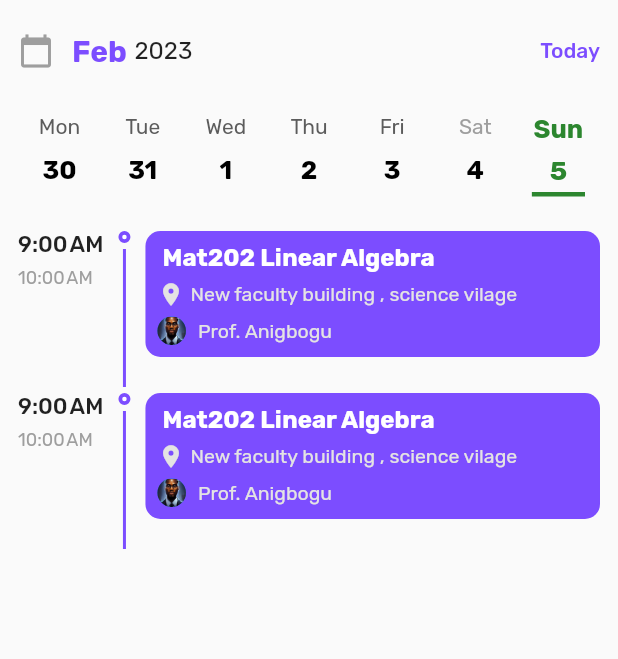
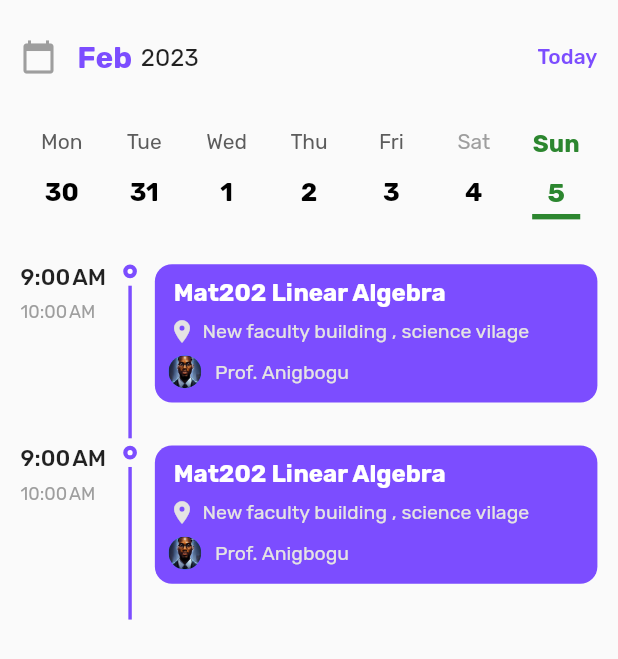
Before and after one commit to callmhejerry/Dule, a Flutter app: the ScheduleScreen screen opened directly, on a phone screen of 412 x 824 dp. Shown: the top 659 px of the screen. Run offline on Flutter 3.47's test engine with Material 2 defaults, Android fonts, the phone set to English and light mode, and no system bars; drawn by our look-alikes of table_calendar; our stand-ins replace flutter_screenutil.

Commit message:
added flutter_screenutil package and changed the dimension to use the package

```diff
--- a/lib/Schedule/schedule_screen.dart
+++ b/lib/Schedule/schedule_screen.dart
@@ -1,6 +1,7 @@
 import 'package:dule/shared/screen_constants.dart';
 import 'package:dule/utils/date_utils.dart';
 import 'package:flutter/material.dart';
+import 'package:flutter_screenutil/flutter_screenutil.dart';
 import 'package:intl/intl.dart';
 import 'package:table_calendar/table_calendar.dart';
 
@@ -20,17 +21,17 @@ class _ScheduleScreenState extends State<ScheduleScreen> {
   Widget build(BuildContext context) {
     return Scaffold(
       body: Padding(
-        padding: const EdgeInsets.symmetric(
-          horizontal: ScreenConstants.horizontalScreenPadding,
-          vertical: ScreenConstants.verticalScreenPadding,
+        padding: EdgeInsets.symmetric(
+          horizontal: ScreenConstants.horizontalScreenPadding.w,
+          vertical: ScreenConstants.verticalScreenPadding.h,
         ),
         child: SafeArea(
           child: Column(
             children: [
-              const SizedBox(height: 10),
+              SizedBox(height: 10.h),
               const ScheduleHeader(),
-              const SizedBox(
-                height: ScreenConstants.verticalSpacing,
+              SizedBox(
+                height: ScreenConstants.verticalSpacing.h,
               ),
               TableCalendar(
                 focusedDay: _focusedDay,
@@ -46,8 +47,8 @@ class _ScheduleScreenState extends State<ScheduleScreen> {
                           DateFormat.E().format(day),
                           style: const TextStyle(
                             color: Color.fromARGB(255, 44, 134, 47),
-                            fontWeight: FontWeight.bold,
-                            fontSize: 17,
+                            fontWeight: FontWeight.w600,
+                            fontSize: 16,
                           ),
                         ),
                       );
@@ -66,13 +67,13 @@ class _ScheduleScreenState extends State<ScheduleScreen> {
                             fontSize: 17,
                           ),
                         ),
-                        const SizedBox(
-                          height: 4,
+                        SizedBox(
+                          height: 4.h,
                         ),
                         Container(
                           alignment: Alignment.bottomCenter,
-                          margin: const EdgeInsets.symmetric(horizontal: 4),
-                          height: 3,
+                          margin: EdgeInsets.symmetric(horizontal: 4.w),
+                          height: 3.h,
                         )
                       ],
                     );
@@ -89,13 +90,13 @@ class _ScheduleScreenState extends State<ScheduleScreen> {
                             fontSize: 17,
                           ),
                         ),
-                        const SizedBox(
-                          height: 4,
+                        SizedBox(
+                          height: 4.h,
                         ),
                         Container(
                           alignment: Alignment.bottomCenter,
-                          margin: const EdgeInsets.symmetric(horizontal: 4),
-                          height: 3,
+                          margin: EdgeInsets.symmetric(horizontal: 4.w),
+                          height: 3.h,
                         )
                       ],
                     );
@@ -112,13 +113,13 @@ class _ScheduleScreenState extends State<ScheduleScreen> {
                             fontSize: 17,
                           ),
                         ),
-                        const SizedBox(
-                          height: 4,
+                        SizedBox(
+                          height: 4.h,
                         ),
                         Container(
                           alignment: Alignment.bottomCenter,
-                          margin: const EdgeInsets.symmetric(horizontal: 4),
-                          height: 3,
+                          margin: EdgeInsets.symmetric(horizontal: 4.w),
+                          height: 3.h,
                         )
                       ],
                     );
@@ -140,9 +141,9 @@ class _ScheduleScreenState extends State<ScheduleScreen> {
                         ),
                         Container(
                           alignment: Alignment.bottomCenter,
-                          margin: const EdgeInsets.symmetric(horizontal: 10),
+                          margin: EdgeInsets.symmetric(horizontal: 10.w),
                           color: const Color.fromARGB(255, 44, 134, 47),
-                          height: 3,
+                          height: 3.h,
                         )
                       ],
                     );
@@ -156,7 +157,7 @@ class _ScheduleScreenState extends State<ScheduleScreen> {
                 ),
                 currentDay: DateTime.now(),
                 startingDayOfWeek: StartingDayOfWeek.monday,
-                rowHeight: 50,
+                rowHeight: 50.h,
                 onDaySelected: (selectedDay, focusedDay) {},
                 daysOfWeekStyle: const DaysOfWeekStyle(
                   weekdayStyle: TextStyle(
@@ -175,12 +176,12 @@ class _ScheduleScreenState extends State<ScheduleScreen> {
               ),
               Expanded(
                 child: ListView(
-                  children: const [
+                  children: [
                     SizedBox(
-                      height: 12,
+                      height: 12.h,
                     ),
-                    ScheduledCourseWidget(),
-                    ScheduledCourseWidget(),
+                    const ScheduledCourseWidget(),
+                    const ScheduledCourseWidget(),
                   ],
                 ),
               ),
@@ -201,7 +202,7 @@ class ScheduledCourseWidget extends StatelessWidget {
   Widget build(BuildContext context) {
     return IntrinsicHeight(
       child: Container(
-        margin: const EdgeInsets.only(bottom: 4),
+        margin: EdgeInsets.only(bottom: 4.h),
         child: Row(
           crossAxisAlignment: CrossAxisAlignment.start,
           children: [
@@ -211,20 +212,20 @@ class ScheduledCourseWidget extends StatelessWidget {
                 end: DateTime(2022, 2, 3, 10),
               ),
             ),
-            const SizedBox(
-              width: 10,
+            SizedBox(
+              width: 10.w,
             ),
             Column(
               children: [
                 const InActiveIndicator(),
-                const SizedBox(
-                  height: 4,
+                SizedBox(
+                  height: 4.h,
                 ),
                 Expanded(
                   child: IntrinsicWidth(
-                    stepWidth: 2,
+                    stepWidth: 2.w,
                     child: Container(
-                      width: 2,
+                      width: 2.w,
                       decoration: const BoxDecoration(
                         color: Colors.deepPurpleAccent,
                       ),
@@ -233,23 +234,23 @@ class ScheduledCourseWidget extends StatelessWidget {
                 )
               ],
             ),
-            const SizedBox(
-              width: 10,
+            SizedBox(
+              width: 10.h,
             ),
             Expanded(
               child: IntrinsicHeight(
                 child: Container(
-                  margin: const EdgeInsets.only(
-                    bottom: 20,
+                  margin: EdgeInsets.only(
+                    bottom: 20.h,
                   ),
-                  padding: const EdgeInsets.symmetric(
-                    horizontal: 8,
-                    vertical: 8,
+                  padding: EdgeInsets.symmetric(
+                    horizontal: 8.w,
+                    vertical: 8.h,
                   ),
                   decoration: BoxDecoration(
                     color: Colors.deepPurpleAccent,
                     borderRadius: BorderRadius.circular(
-                      10,
+                      10.r,
                     ),
                   ),
                   child: Column(
@@ -264,20 +265,20 @@ class ScheduledCourseWidget extends StatelessWidget {
                           overflow: TextOverflow.ellipsis,
                         ),
                       ),
-                      const SizedBox(
-                        height: 6,
+                      SizedBox(
+                        height: 6.h,
                       ),
                       Row(
-                        children: const [
-                          Icon(
+                        children: [
+                          const Icon(
                             Icons.place,
                             color: Color.fromARGB(255, 228, 227, 227),
                             size: 18,
                           ),
                           SizedBox(
-                            width: 4,
+                            width: 4.w,
                           ),
-                          Text(
+                          const Text(
                             "New faculty building , science vilage",
                             style: TextStyle(
                               fontSize: 13,
@@ -287,21 +288,21 @@ class ScheduledCourseWidget extends StatelessWidget {
                           )
                         ],
                       ),
-                      const SizedBox(
-                        height: 6,
+                      SizedBox(
+                        height: 6.h,
                       ),
                       Row(
-                        children: const [
+                        children: [
                           CircleAvatar(
-                            radius: 9.5,
-                            backgroundImage: AssetImage(
+                            radius: 9.5.r,
+                            backgroundImage: const AssetImage(
                               "assets/images/lecturer.jpg",
                             ),
                           ),
                           SizedBox(
-                            width: 8,
+                            width: 8.w,
                           ),
-                          Text(
+                          const Text(
                             "Prof. Anigbogu",
                             style: TextStyle(
                               fontSize: 13,
@@ -328,14 +329,14 @@ class InActiveIndicator extends StatelessWidget {
   @override
   Widget build(BuildContext context) {
     return Container(
-      height: 8,
-      width: 8,
+      height: 8.h,
+      width: 8.w,
       decoration: BoxDecoration(
         shape: BoxShape.circle,
         color: Colors.white,
         border: Border.all(
           color: Colors.deepPurpleAccent,
-          width: 2.5,
+          width: 2.5.w,
         ),
       ),
     );
@@ -350,20 +351,20 @@ class ActiveIndicator extends StatelessWidget {
   @override
   Widget build(BuildContext context) {
     return Container(
-      height: 14,
-      width: 14,
+      height: 14.h,
+      width: 14.w,
       decoration: BoxDecoration(
         shape: BoxShape.circle,
         color: Colors.white,
         border: Border.all(
           color: Colors.deepPurpleAccent,
-          width: 2,
+          width: 2.w,
         ),
       ),
       child: Center(
         child: Container(
-          height: 7,
-          width: 7,
+          height: 7.h,
+          width: 7.w,
           decoration: const BoxDecoration(
             color: Colors.deepPurpleAccent,
             shape: BoxShape.circle,
@@ -393,8 +394,8 @@ class ScheduledTime extends StatelessWidget {
             fontSize: 15,
           ),
         ),
-        const SizedBox(
-          height: 6,
+        SizedBox(
+          height: 6.h,
         ),
         Text(
           DateFormat.jm().format(dateTimeRange.end),
@@ -421,8 +422,8 @@ class ScheduleHeader extends StatelessWidget {
           Icons.calendar_today,
           color: Colors.grey,
         ),
-        const SizedBox(
-          width: 12,
+        SizedBox(
+          width: 12.w,
         ),
         Text(
           todaysDate.toDays(),
@@ -432,8 +433,8 @@ class ScheduleHeader extends StatelessWidget {
             fontWeight: FontWeight.bold,
           ),
         ),
-        const SizedBox(
-          width: 5,
+        SizedBox(
+          width: 5.w,
         ),
         Text(
           todaysDate.year.toString(),
--- /dev/null
+++ b/lib/home/home_screen.dart
@@ -0,0 +1,14 @@
+import "package:flutter/material.dart";
+
+class Home extends StatelessWidget {
+  const Home({super.key});
+
+  @override
+  Widget build(BuildContext context) {
+    return const Scaffold(
+      body: Center(
+        child: Text("Home"),
+      ),
+    );
+  }
+}
--- a/lib/main.dart
+++ b/lib/main.dart
@@ -1,4 +1,8 @@
+import 'package:dule/home/home_screen.dart';
 import 'package:flutter/material.dart';
+import 'package:flutter_screenutil/flutter_screenutil.dart';
+
+import 'Schedule/schedule_screen.dart';
 
 void main() {
   runApp(const MyApp());
@@ -9,6 +13,10 @@ class MyApp extends StatelessWidget {
 
   @override
   Widget build(BuildContext context) {
+    return ScreenUtilInit(
+      minTextAdapt: true,
+      designSize: const Size(360, 690),
+      builder: (context, child) {
         return MaterialApp(
           title: 'Flutter Demo',
           debugShowCheckedModeBanner: false,
@@ -17,6 +25,8 @@ class MyApp extends StatelessWidget {
             fontFamily: "Rubik",
           ),
           home: const App(),
+        );
+      },
     );
   }
 }
@@ -29,42 +39,38 @@ class App extends StatefulWidget {
 }
 
 class _AppState extends State<App> {
+  final List<Widget> _screens = [
+    const Home(),
+    const ScheduleScreen(),
+  ];
+  int _currentScreen = 0;
   @override
   Widget build(BuildContext context) {
     return Scaffold(
-      body: const Center(
-        child: Text("home"),
-      ),
-      floatingActionButton: BottomNavigationBar(
+      body: _screens[_currentScreen],
+      bottomNavigationBar: BottomNavigationBar(
+        currentIndex: _currentScreen,
+        onTap: (value) {
+          setState(() {
+            _currentScreen = value;
+          });
+        },
         backgroundColor: Colors.greenAccent,
         items: const [
+          BottomNavigationBarItem(
+            icon: Icon(
+              Icons.home_outlined,
+            ),
+            label: "Home",
+          ),
           BottomNavigationBarItem(
             icon: Icon(
               Icons.schedule,
             ),
             label: "classes",
           ),
-          BottomNavigationBarItem(
-            icon: Icon(
-              Icons.home_outlined,
-            ),
-            label: "Home",
-          ),
         ],
       ),
     );
   }
 }
-
-class Home extends StatelessWidget {
-  const Home({super.key});
-
-  @override
-  Widget build(BuildContext context) {
-    return const Scaffold(
-      body: Center(
-        child: Text("Home"),
-      ),
-    );
-  }
-}
--- a/pubspec.yaml
+++ b/pubspec.yaml
@@ -39,6 +39,7 @@ dependencies:
   table_calendar: ^3.0.9
   intl: ^0.18.0
   google_fonts: ^4.0.3
+  flutter_screenutil: ^5.6.1
 
 dev_dependencies:
   flutter_test:
```
Also changed, not shown: pubspec.lock. Lines whose indentation alone changed are shown as unchanged.
